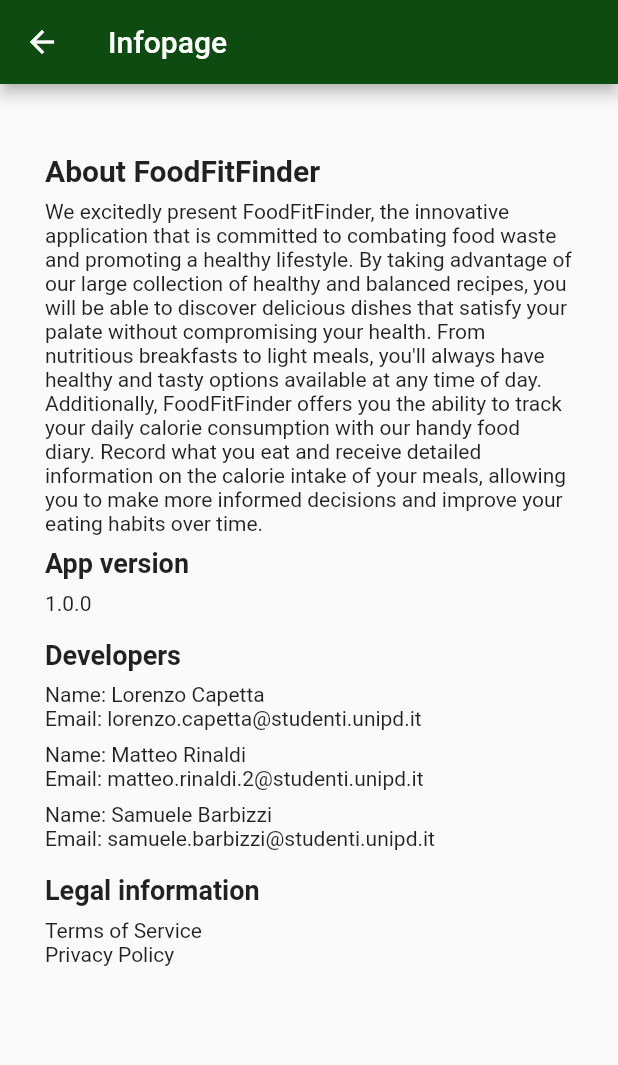
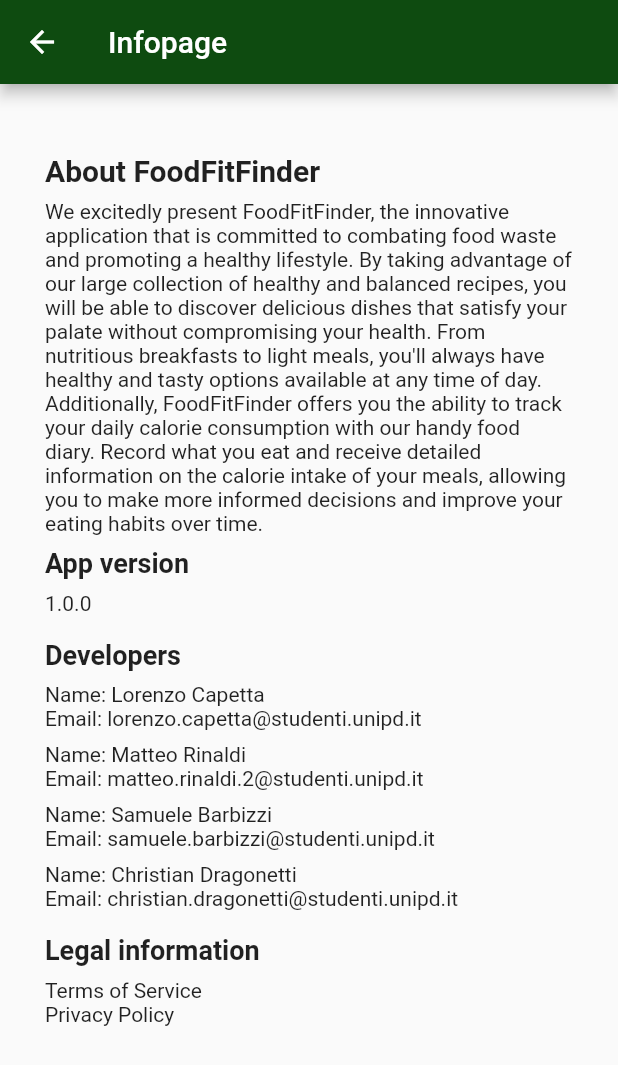
Before and after one commit to SamueleBarbizzi/Flutter-doctors, a Flutter app: the InfoPage screen opened directly, on a phone screen of 412 x 824 dp. Shown: the top 1065 px of the screen. Run offline on Flutter 3.47's test engine with Material 2 defaults, Android fonts, the phone set to English and light mode, and no system bars; our stand-ins replace flutter_login, material_design_icons_flutter, shared_preferences; accounts and stored records are empty.

Commit message:
developer addition

```diff
--- a/lib/screens/infopage.dart
+++ b/lib/screens/infopage.dart
@@ -69,6 +69,10 @@ class InfoPage extends StatelessWidget {
             Text('Name: Samuele Barbizzi'),
             Text('Email: samuele.barbizzi@studenti.unipd.it'),
 
+            SizedBox(height: 8.0),
+            Text('Name: Christian Dragonetti'),
+            Text('Email: christian.dragonetti@studenti.unipd.it'),
+
            SizedBox(height: 16.0),
             Text(
               'Legal information',
```
Also changed, not shown: pubspec.lock.
